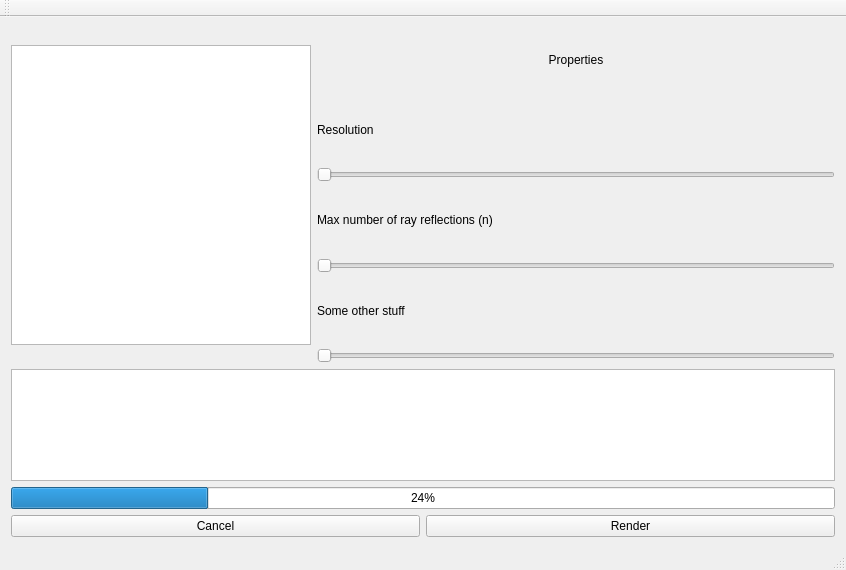
Old version of the form mainwindow.ui in the repository miht/Kamehameha.
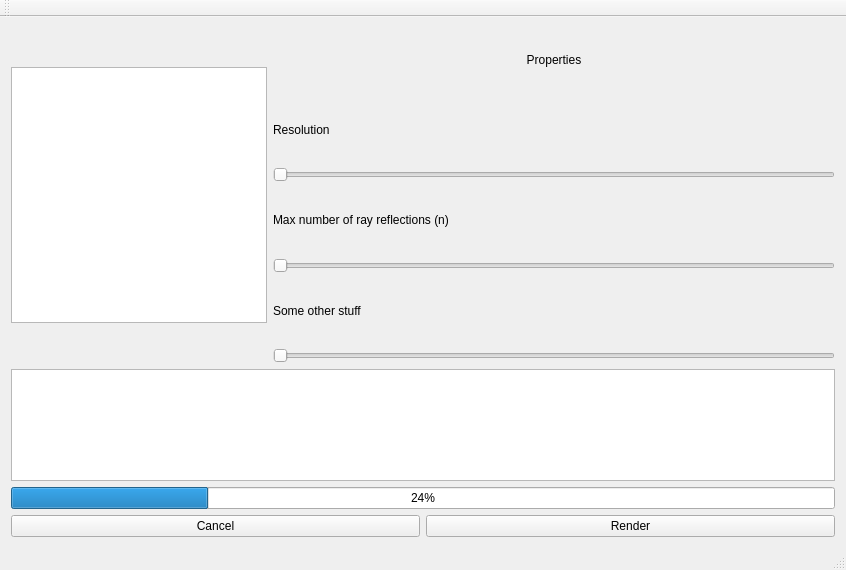
New version of the form.

Diff of the .ui file:
```diff
--- a/mainwindow.ui
+++ b/mainwindow.ui
@@ -41,15 +41,15 @@
           </property>
           <property name="minimumSize">
            <size>
-            <width>300</width>
-            <height>300</height>
+            <width>256</width>
+            <height>256</height>
            </size>
           </property>
           <property name="verticalScrollBarPolicy">
-           <enum>Qt::ScrollBarAlwaysOff</enum>
+           <enum>Qt::ScrollBarAsNeeded</enum>
           </property>
           <property name="horizontalScrollBarPolicy">
-           <enum>Qt::ScrollBarAlwaysOff</enum>
+           <enum>Qt::ScrollBarAsNeeded</enum>
           </property>
           <property name="sizeAdjustPolicy">
            <enum>QAbstractScrollArea::AdjustToContents</enum>
@@ -57,6 +57,17 @@
           <property name="interactive">
            <bool>true</bool>
           </property>
+          <property name="sceneRect">
+           <rectf>
+            <x>0.000000000000000</x>
+            <y>0.000000000000000</y>
+            <width>0.000000000000000</width>
+            <height>0.000000000000000</height>
+           </rectf>
+          </property>
+          <property name="transformationAnchor">
+           <enum>QGraphicsView::AnchorViewCenter</enum>
+          </property>
          </widget>
         </item>
         <item>
```
